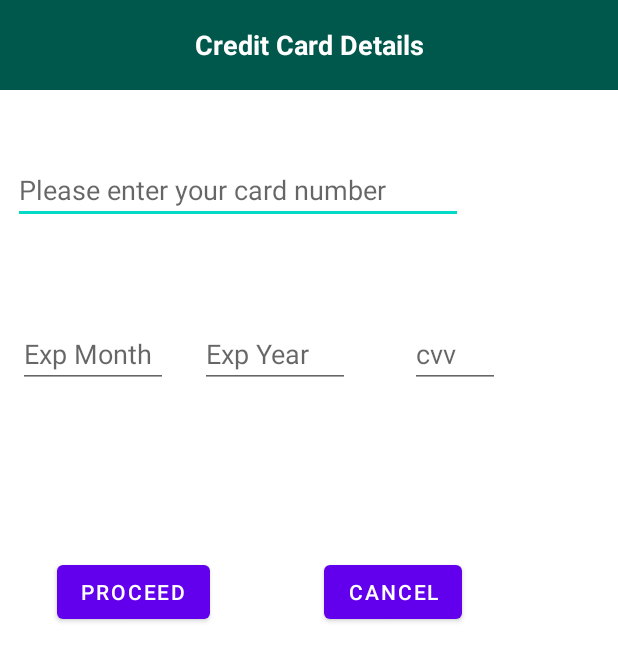
After one commit to robsonll/FlexyUser, an Android app: the layout activity_credit_card_payment.xml on its own in the app's theme, with its tools: preview values and no code run, on a phone screen of 412 x 824 dp. The commit adds this screen. Shown: the top 661 px of the screen. Run offline under Robolectric (Android 15) with nearby library versions, the phone set to English and light mode, and no system bars; Roboto replaces fonts that are not available here.

Commit message:
Credit Card method activity

```diff
--- a/app/src/main/AndroidManifest.xml
+++ b/app/src/main/AndroidManifest.xml
@@ -10,6 +10,7 @@
         android:roundIcon="@mipmap/ic_launcher_round"
         android:supportsRtl="true"
         android:theme="@style/Theme.FlexyUser">
+        <activity android:name=".CreditCardPayment"></activity>
         <activity android:name=".AboutUsActivity" />
         <activity android:name=".AddAddress" />
         <activity android:name=".OrderPlaced" />
--- /dev/null
+++ b/app/src/main/res/layout/activity_credit_card_payment.xml
@@ -0,0 +1,111 @@
+<?xml version="1.0" encoding="utf-8"?>
+<androidx.constraintlayout.widget.ConstraintLayout xmlns:android="http://schemas.android.com/apk/res/android"
+    xmlns:app="http://schemas.android.com/apk/res-auto"
+    xmlns:tools="http://schemas.android.com/tools"
+    android:layout_width="match_parent"
+    android:layout_height="match_parent"
+    tools:context=".CreditCardPayment">
+
+    <ImageView
+        android:id="@+id/imageViewBackgroundCCPayment"
+        android:layout_width="0dp"
+        android:layout_height="0dp"
+        android:alpha="0.3"
+        android:contentDescription="@string/imageView"
+        android:scaleType="centerCrop"
+        app:layout_constraintBottom_toBottomOf="parent"
+        app:layout_constraintEnd_toEndOf="parent"
+        app:layout_constraintHorizontal_bias="0.0"
+        app:layout_constraintStart_toStartOf="parent"
+        app:layout_constraintTop_toTopOf="parent"
+        app:layout_constraintVertical_bias="0.0" />
+
+    <TextView
+        android:id="@+id/textViewTitle"
+        android:layout_width="0dp"
+        android:layout_height="60dp"
+        android:background="@color/colorPrimaryDark"
+        android:gravity="center"
+        android:text="Credit Card Details"
+        android:textColor="@color/common_google_signin_btn_text_dark_default"
+        android:textSize="18sp"
+        android:textStyle="bold"
+        app:layout_constraintEnd_toEndOf="parent"
+        app:layout_constraintStart_toStartOf="parent"
+        app:layout_constraintTop_toTopOf="parent" />
+
+
+    <EditText
+        android:id="@+id/editTextCardNumber"
+        android:layout_width="300dp"
+        android:layout_height="wrap_content"
+        android:layout_marginTop="44dp"
+        android:ems="10"
+        android:hint="@string/hintCardNumber"
+        android:inputType="textPersonName"
+        app:layout_constraintEnd_toEndOf="parent"
+        app:layout_constraintHorizontal_bias="0.079"
+        app:layout_constraintStart_toStartOf="parent"
+        app:layout_constraintTop_toBottomOf="@+id/textViewTitle" />
+
+    <EditText
+        android:id="@+id/editTextExpMonth"
+        android:layout_width="100dp"
+        android:layout_height="wrap_content"
+        android:layout_marginTop="64dp"
+        android:ems="10"
+        android:hint="@string/hintCCMonth"
+        android:inputType="textPersonName"
+        app:layout_constraintEnd_toEndOf="parent"
+        app:layout_constraintHorizontal_bias="0.039"
+        app:layout_constraintStart_toStartOf="parent"
+        app:layout_constraintTop_toBottomOf="@+id/editTextCardNumber" />
+
+    <EditText
+        android:id="@+id/editTextExpYear"
+        android:layout_width="100dp"
+        android:layout_height="wrap_content"
+        android:layout_marginTop="64dp"
+        android:ems="10"
+        android:hint="@string/hintCCYear"
+        android:inputType="textPersonName"
+        app:layout_constraintEnd_toEndOf="parent"
+        app:layout_constraintHorizontal_bias="0.108"
+        app:layout_constraintStart_toEndOf="@+id/editTextExpMonth"
+        app:layout_constraintTop_toBottomOf="@+id/editTextCardNumber" />
+
+    <EditText
+        android:id="@+id/editTextCVV"
+        android:layout_width="60dp"
+        android:layout_height="wrap_content"
+        android:layout_marginStart="4dp"
+        android:layout_marginTop="64dp"
+        android:ems="10"
+        android:hint="@string/hintCCCVV"
+        android:inputType="textPersonName"
+        app:layout_constraintEnd_toEndOf="parent"
+        app:layout_constraintHorizontal_bias="0.316"
+        app:layout_constraintStart_toEndOf="@+id/editTextExpYear"
+        app:layout_constraintTop_toBottomOf="@+id/editTextCardNumber" />
+
+    <Button
+        android:id="@+id/buttonCCPaymentProceed"
+        android:layout_width="wrap_content"
+        android:layout_height="wrap_content"
+        android:layout_marginTop="112dp"
+        android:text="Proceed"
+        app:layout_constraintEnd_toEndOf="parent"
+        app:layout_constraintHorizontal_bias="0.122"
+        app:layout_constraintStart_toStartOf="parent"
+        app:layout_constraintTop_toBottomOf="@+id/editTextExpMonth" />
+
+    <Button
+        android:id="@+id/buttonCCPaymentCancel"
+        android:layout_width="wrap_content"
+        android:layout_height="wrap_content"
+        android:layout_marginStart="76dp"
+        android:layout_marginTop="112dp"
+        android:text="Cancel"
+        app:layout_constraintStart_toEndOf="@+id/buttonCCPaymentProceed"
+        app:layout_constraintTop_toBottomOf="@+id/editTextExpMonth" />
+</androidx.constraintlayout.widget.ConstraintLayout>
--- a/app/src/main/res/layout/activity_order_placed.xml
+++ b/app/src/main/res/layout/activity_order_placed.xml
@@ -7,7 +7,7 @@
     tools:context=".OrderPlaced">
 
     <ImageView
-        android:id="@+id/imageViewBackground"
+        android:id="@+id/imageViewBackgroundOrderPlaced"
         android:layout_width="0dp"
         android:layout_height="0dp"
         android:alpha="0.3"
@@ -18,8 +18,7 @@
         app:layout_constraintHorizontal_bias="0.0"
         app:layout_constraintStart_toStartOf="parent"
         app:layout_constraintTop_toTopOf="parent"
-        app:layout_constraintVertical_bias="0.0"
-        app:srcCompat="@drawable/background" />
+        app:layout_constraintVertical_bias="0.0" />
 
     <Button
         android:id="@+id/buttonGoHome"
--- a/app/src/main/res/layout/adapter_history.xml
+++ b/app/src/main/res/layout/adapter_history.xml
@@ -6,6 +6,7 @@
     android:layout_height="match_parent"
     android:background="#33FFFFFF">
 
+<!--
     <androidx.cardview.widget.CardView
         android:id="@+id/cardView"
         android:layout_width="match_parent"
@@ -20,12 +21,14 @@
         app:layout_constraintStart_toStartOf="parent"
         app:layout_constraintTop_toTopOf="parent">
 
+
         <androidx.constraintlayout.widget.ConstraintLayout
             android:id="@+id/history"
             android:layout_width="match_parent"
             android:layout_height="wrap_content"
             android:orientation="horizontal">
 
+-->
             <TextView
                 android:id="@+id/textViewOrderID"
                 android:layout_width="wrap_content"
@@ -97,6 +100,9 @@
 
             </androidx.constraintlayout.widget.ConstraintLayout>
 
+<!--
         </androidx.constraintlayout.widget.ConstraintLayout>
     </androidx.cardview.widget.CardView>
+-->
+
 </androidx.constraintlayout.widget.ConstraintLayout>
--- a/app/src/main/res/values/strings.xml
+++ b/app/src/main/res/values/strings.xml
@@ -58,6 +58,10 @@
     <string name="txtViewChooseBusiness">Choose the Business</string>
     <!-- TODO: Remove or change this placeholder text -->
     <string name="hello_blank_fragment">Hello blank fragment</string>
+    <string name="hintCardNumber">Please enter your card number</string>
+    <string name="hintCCMonth">Exp Month</string>
+    <string name="hintCCYear">Exp Year</string>
+    <string name="hintCCCVV">cvv</string>
 
 
 </resources>
```
Also changed, not shown: app/src/main/java/com/example/flexyuser/AboutUsActivity.java (+7 -0 lines), app/src/main/java/com/example/flexyuser/ControllerClasses/OrderControler.java (+40 -0 lines), app/src/main/java/com/example/flexyuser/CreditCardPayment.java (added, +111 -0 lines), app/src/main/java/com/example/flexyuser/History.java (+15 -1 lines), app/src/main/java/com/example/flexyuser/OrderPlaced.java (+12 -0 lines), app/src/main/java/com/example/flexyuser/PaymentMethods.java (+11 -5 lines).
